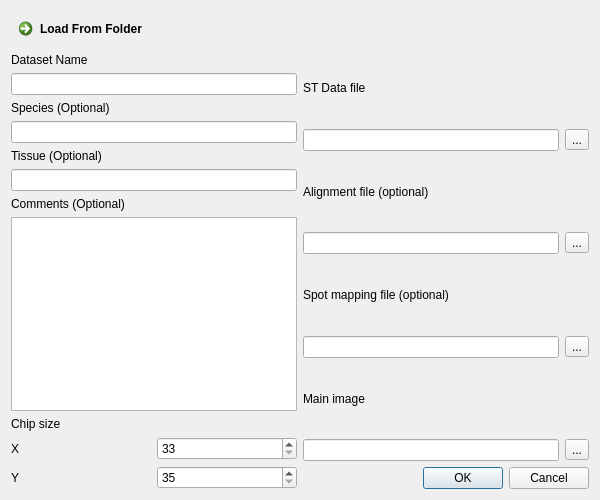
The window that assets/ui/datasetImporter.ui (jfnavarro/st_viewer) describes before a commit, drawn with Qt 5.
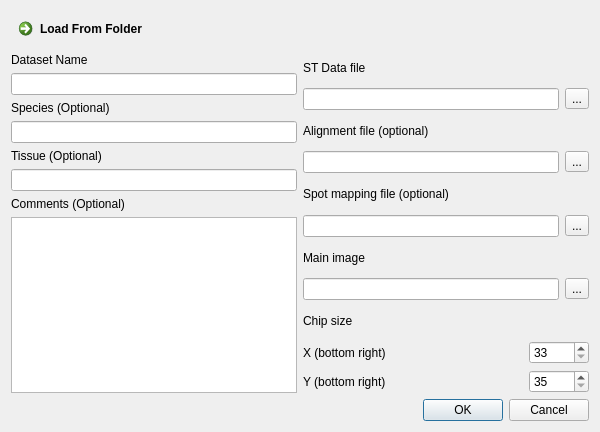
The same window after the commit.

```diff
--- a/assets/ui/datasetImporter.ui
+++ b/assets/ui/datasetImporter.ui
@@ -7,19 +7,19 @@
     <x>0</x>
     <y>0</y>
     <width>600</width>
-    <height>500</height>
+    <height>432</height>
    </rect>
   </property>
   <property name="minimumSize">
    <size>
     <width>600</width>
-    <height>500</height>
+    <height>432</height>
    </size>
   </property>
   <property name="maximumSize">
    <size>
     <width>600</width>
-    <height>500</height>
+    <height>432</height>
    </size>
   </property>
   <property name="windowTitle">
@@ -94,55 +94,6 @@
      <item>
       <widget class="QTextEdit" name="comments"/>
      </item>
-     <item>
-      <widget class="QLabel" name="label_12">
-       <property name="text">
-        <string>Chip size</string>
-       </property>
-      </widget>
-     </item>
-     <item>
-      <layout class="QHBoxLayout" name="horizontalLayout_2">
-       <item>
-        <widget class="QLabel" name="label_10">
-         <property name="text">
-          <string>X</string>
-         </property>
-        </widget>
-       </item>
-       <item>
-        <widget class="QSpinBox" name="chip_x">
-         <property name="minimum">
-          <number>33</number>
-         </property>
-         <property name="maximum">
-          <number>10000</number>
-         </property>
-        </widget>
-       </item>
-      </layout>
-     </item>
-     <item>
-      <layout class="QHBoxLayout" name="horizontalLayout_6">
-       <item>
-        <widget class="QLabel" name="label_11">
-         <property name="text">
-          <string>Y</string>
-         </property>
-        </widget>
-       </item>
-       <item>
-        <widget class="QSpinBox" name="chip_y">
-         <property name="minimum">
-          <number>35</number>
-         </property>
-         <property name="maximum">
-          <number>10000</number>
-         </property>
-        </widget>
-       </item>
-      </layout>
-     </item>
     </layout>
    </item>
    <item row="1" column="1">
@@ -268,17 +219,90 @@
       </layout>
      </item>
      <item>
-      <widget class="QDialogButtonBox" name="buttonBox">
-       <property name="orientation">
-        <enum>Qt::Horizontal</enum>
-       </property>
-       <property name="standardButtons">
-        <set>QDialogButtonBox::Cancel|QDialogButtonBox::Ok</set>
+      <widget class="QLabel" name="label_12">
+       <property name="text">
+        <string>Chip size</string>
        </property>
       </widget>
      </item>
+     <item>
+      <layout class="QHBoxLayout" name="horizontalLayout_2">
+       <item>
+        <widget class="QLabel" name="label_10">
+         <property name="text">
+          <string>X (bottom right)</string>
+         </property>
+        </widget>
+       </item>
+       <item>
+        <widget class="QSpinBox" name="chip_x">
+         <property name="minimumSize">
+          <size>
+           <width>60</width>
+           <height>0</height>
+          </size>
+         </property>
+         <property name="maximumSize">
+          <size>
+           <width>60</width>
+           <height>16777215</height>
+          </size>
+         </property>
+         <property name="minimum">
+          <number>33</number>
+         </property>
+         <property name="maximum">
+          <number>10000</number>
+         </property>
+        </widget>
+       </item>
+      </layout>
+     </item>
+     <item>
+      <layout class="QHBoxLayout" name="horizontalLayout_6">
+       <item>
+        <widget class="QLabel" name="label_11">
+         <property name="text">
+          <string>Y (bottom right)</string>
+         </property>
+        </widget>
+       </item>
+       <item>
+        <widget class="QSpinBox" name="chip_y">
+         <property name="minimumSize">
+          <size>
+           <width>60</width>
+           <height>0</height>
+          </size>
+         </property>
+         <property name="maximumSize">
+          <size>
+           <width>60</width>
+           <height>16777215</height>
+          </size>
+         </property>
+         <property name="minimum">
+          <number>35</number>
+         </property>
+         <property name="maximum">
+          <number>10000</number>
+         </property>
+        </widget>
+       </item>
+      </layout>
+     </item>
     </layout>
    </item>
+   <item row="2" column="1">
+    <widget class="QDialogButtonBox" name="buttonBox">
+     <property name="orientation">
+      <enum>Qt::Horizontal</enum>
+     </property>
+     <property name="standardButtons">
+      <set>QDialogButtonBox::Cancel|QDialogButtonBox::Ok</set>
+     </property>
+    </widget>
+   </item>
   </layout>
   <zorder>label</zorder>
   <zorder>datasetName</zorder>
```
Left out of the diff: 16 changed lines with no effect on the pictures.
